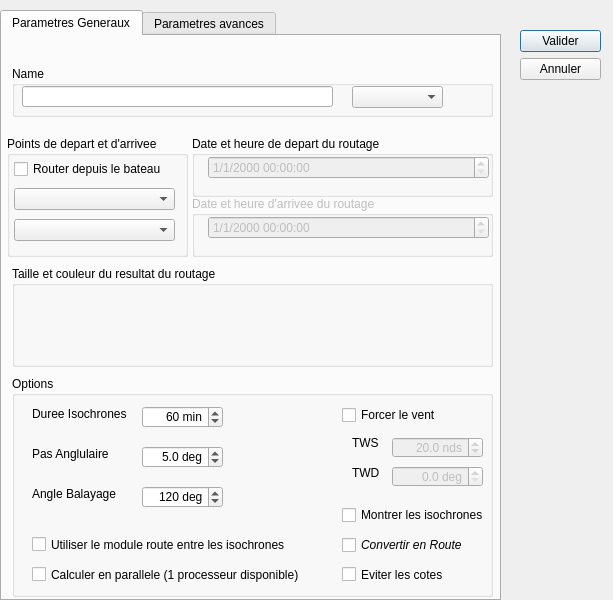
nohal/qtVlm, file src/Ui/Routage_Editor.ui: the form before one commit.
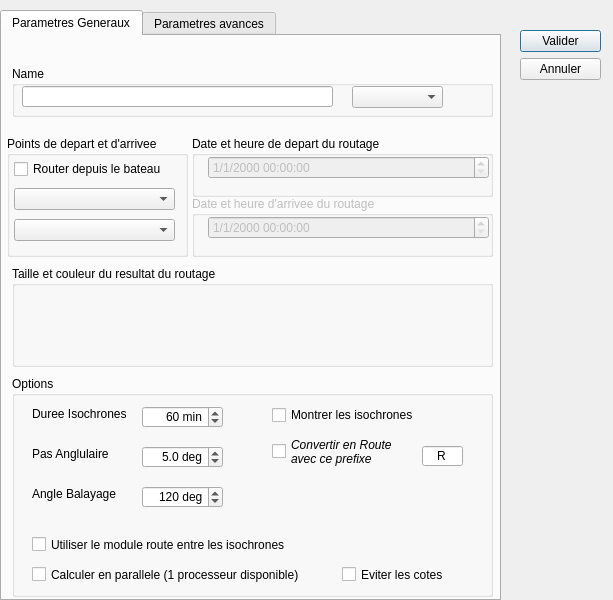
The form after the commit.

Commit message: Automatically download flags if not present in img/flags Fix some dialog default OK buttons Add parameter for prefixing POIs when converting routage to Route Some cosmetic changes to allow for 10pt fonts Fix a potential crash when chaining pivots Correctly save NSZ information when exiting race dialog

Patch:
```diff
--- a/src/Ui/Routage_Editor.ui
+++ b/src/Ui/Routage_Editor.ui
@@ -285,106 +285,11 @@
         <double>5.000000000000000</double>
        </property>
       </widget>
-      <widget class="QCheckBox" name="windForced">
-       <property name="geometry">
-        <rect>
-         <x>330</x>
-         <y>30</y>
-         <width>131</width>
-         <height>18</height>
-        </rect>
-       </property>
-       <property name="text">
-        <string>Forcer le vent</string>
-       </property>
-      </widget>
-      <widget class="QLabel" name="label_4">
-       <property name="geometry">
-        <rect>
-         <x>340</x>
-         <y>60</y>
-         <width>46</width>
-         <height>14</height>
-        </rect>
-       </property>
-       <property name="text">
-        <string>TWS</string>
-       </property>
-      </widget>
-      <widget class="QDoubleSpinBox" name="TWS">
-       <property name="enabled">
-        <bool>false</bool>
-       </property>
-       <property name="geometry">
-        <rect>
-         <x>380</x>
-         <y>61</y>
-         <width>91</width>
-         <height>21</height>
-        </rect>
-       </property>
-       <property name="alignment">
-        <set>Qt::AlignRight|Qt::AlignTrailing|Qt::AlignVCenter</set>
-       </property>
-       <property name="suffix">
-        <string extracomment="nds"> nds</string>
-       </property>
-       <property name="decimals">
-        <number>1</number>
-       </property>
-       <property name="maximum">
-        <double>60.000000000000000</double>
-       </property>
-       <property name="value">
-        <double>20.000000000000000</double>
-       </property>
-      </widget>
-      <widget class="QLabel" name="label_5">
-       <property name="geometry">
-        <rect>
-         <x>340</x>
-         <y>90</y>
-         <width>46</width>
-         <height>14</height>
-        </rect>
-       </property>
-       <property name="text">
-        <string>TWD</string>
-       </property>
-      </widget>
-      <widget class="QDoubleSpinBox" name="TWD">
-       <property name="enabled">
-        <bool>false</bool>
-       </property>
-       <property name="geometry">
-        <rect>
-         <x>380</x>
-         <y>90</y>
-         <width>91</width>
-         <height>21</height>
-        </rect>
-       </property>
-       <property name="alignment">
-        <set>Qt::AlignRight|Qt::AlignTrailing|Qt::AlignVCenter</set>
-       </property>
-       <property name="suffix">
-        <string extracomment="deg"> deg</string>
-       </property>
-       <property name="decimals">
-        <number>1</number>
-       </property>
-       <property name="maximum">
-        <double>360.000000000000000</double>
-       </property>
-       <property name="value">
-        <double>0.000000000000000</double>
-       </property>
-      </widget>
       <widget class="QCheckBox" name="showIso">
        <property name="geometry">
         <rect>
-         <x>330</x>
-         <y>130</y>
+         <x>260</x>
+         <y>30</y>
          <width>141</width>
          <height>18</height>
         </rect>
@@ -396,10 +301,10 @@
       <widget class="QCheckBox" name="convRoute">
        <property name="geometry">
         <rect>
-         <x>330</x>
-         <y>160</y>
+         <x>260</x>
+         <y>60</y>
          <width>141</width>
-         <height>18</height>
+         <height>31</height>
         </rect>
        </property>
        <property name="font">
@@ -410,7 +315,8 @@
         </font>
        </property>
        <property name="text">
-        <string>Convertir en Route</string>
+        <string>Convertir en Route
+avec ce prefixe</string>
        </property>
       </widget>
       <widget class="QCheckBox" name="useVac">
@@ -455,6 +361,28 @@
         <string>Calculer en parallele (1 processeur disponible)</string>
        </property>
       </widget>
+      <widget class="QLineEdit" name="poiPrefix">
+       <property name="geometry">
+        <rect>
+         <x>410</x>
+         <y>70</y>
+         <width>41</width>
+         <height>20</height>
+        </rect>
+       </property>
+       <property name="inputMask">
+        <string>A; </string>
+       </property>
+       <property name="text">
+        <string>R</string>
+       </property>
+       <property name="maxLength">
+        <number>1</number>
+       </property>
+       <property name="alignment">
+        <set>Qt::AlignCenter</set>
+       </property>
+      </widget>
      </widget>
      <widget class="QGroupBox" name="groupBox_eta">
       <property name="enabled">
@@ -814,6 +742,114 @@
        </property>
       </widget>
      </widget>
+     <widget class="QGroupBox" name="groupBox_7">
+      <property name="geometry">
+       <rect>
+        <x>20</x>
+        <y>360</y>
+        <width>441</width>
+        <height>121</height>
+       </rect>
+      </property>
+      <property name="title">
+       <string>Forcer le vent</string>
+      </property>
+      <widget class="QDoubleSpinBox" name="TWD">
+       <property name="enabled">
+        <bool>false</bool>
+       </property>
+       <property name="geometry">
+        <rect>
+         <x>110</x>
+         <y>80</y>
+         <width>91</width>
+         <height>21</height>
+        </rect>
+       </property>
+       <property name="alignment">
+        <set>Qt::AlignRight|Qt::AlignTrailing|Qt::AlignVCenter</set>
+       </property>
+       <property name="suffix">
+        <string extracomment="deg"> deg</string>
+       </property>
+       <property name="decimals">
+        <number>1</number>
+       </property>
+       <property name="maximum">
+        <double>360.000000000000000</double>
+       </property>
+       <property name="value">
+        <double>0.000000000000000</double>
+       </property>
+      </widget>
+      <widget class="QDoubleSpinBox" name="TWS">
+       <property name="enabled">
+        <bool>false</bool>
+       </property>
+       <property name="geometry">
+        <rect>
+         <x>110</x>
+         <y>51</y>
+         <width>91</width>
+         <height>21</height>
+        </rect>
+       </property>
+       <property name="alignment">
+        <set>Qt::AlignRight|Qt::AlignTrailing|Qt::AlignVCenter</set>
+       </property>
+       <property name="suffix">
+        <string extracomment="nds"> nds</string>
+       </property>
+       <property name="decimals">
+        <number>1</number>
+       </property>
+       <property name="maximum">
+        <double>60.000000000000000</double>
+       </property>
+       <property name="value">
+        <double>20.000000000000000</double>
+       </property>
+      </widget>
+      <widget class="QLabel" name="label_4">
+       <property name="geometry">
+        <rect>
+         <x>70</x>
+         <y>50</y>
+         <width>46</width>
+         <height>14</height>
+        </rect>
+       </property>
+       <property name="text">
+        <string>TWS</string>
+       </property>
+      </widget>
+      <widget class="QCheckBox" name="windForced">
+       <property name="geometry">
+        <rect>
+         <x>60</x>
+         <y>20</y>
+         <width>131</width>
+         <height>18</height>
+        </rect>
+       </property>
+       <property name="text">
+        <string>Forcer le vent</string>
+       </property>
+      </widget>
+      <widget class="QLabel" name="label_5">
+       <property name="geometry">
+        <rect>
+         <x>70</x>
+         <y>80</y>
+         <width>46</width>
+         <height>14</height>
+        </rect>
+       </property>
+       <property name="text">
+        <string>TWD</string>
+       </property>
+      </widget>
+     </widget>
     </widget>
    </widget>
    <widget class="QWidget" name="layoutWidget">
```
Left out of the diff: 14 changed lines with no effect on the pictures. The commit also changes 12 other files.
